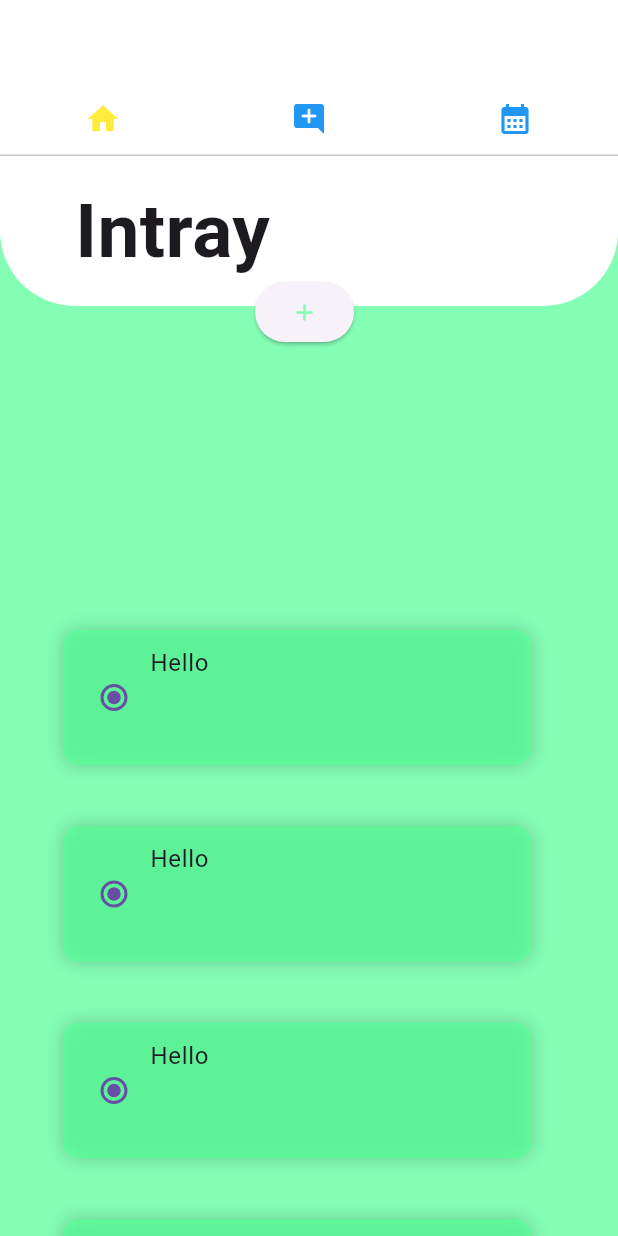
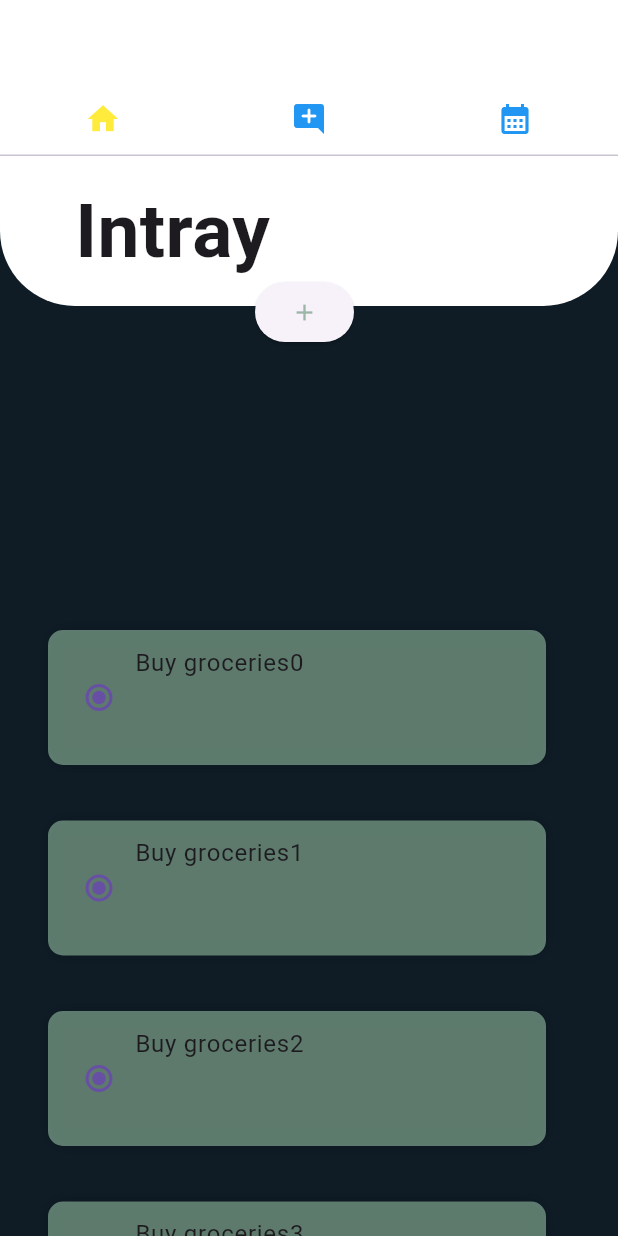
Before and after one commit to kasevaj/Tasks, a Flutter app: the screen it shows after launch, on a phone screen of 412 x 824 dp. Run offline on Flutter 3.47's test engine with Material 3 defaults, Android fonts, the light colour scheme and no system bars; Roboto replaces fonts that are missing (Avenir).

Commit message:
Adding task class and fixing task background color

```diff
--- a/lib/UI/Intray/Intray_page.dart
+++ b/lib/UI/Intray/Intray_page.dart
@@ -1,4 +1,5 @@
 import 'package:flutter/material.dart';
+import 'package:task_app/models/classes/task.dart';
 import 'package:task_app/models/global.dart';
 import 'package:task_app/models/widgets/intray_task_widget.dart';
 
@@ -9,44 +10,58 @@ class IntrayPage extends StatefulWidget {
 
 class _IntrayPageState extends State<IntrayPage> {
   // Initialize the list of items
-  List<IntrayLog> logItems = [];
+  List<Task> taskList = [];
 
   @override
   void initState() {
     super.initState();
     // Populate the initial list of items
-    logItems = getList();
+    taskList = getList();
   }
 
   @override
   Widget build(BuildContext context) {
     return Container(
-      color: greenColor,
+      color: darkGrey,
       child: buildReorderableList(context), // Use the ReorderableListView
     );
   }
-
-  Widget _buildListTile(BuildContext conetxt, IntrayLog item) {
+  Widget _buildListTile(BuildContext context, Task item) {
   return ListTile(
-      key: Key(item.keyValue),
-      title: item,
+    key: ValueKey(item.taskId), // Use ValueKey here as well
+    title: IntrayLog(
+      keyValue: item.taskId,
+      title: item.title,
+    ),
   );
 }
+ // Widget _buildListTile(BuildContext context, Task item) {
+  //  return ListTile(
+    //  key: ValueKey(item.taskId),
+      //title: IntrayLog(keyValue: item.taskId, title: item.title,
+  //    ),
+   // );
+  //}
 
   Widget buildReorderableList(BuildContext context) {
 
-    return ReorderableListView(
+    return Theme(
+      data: ThemeData(
+        canvasColor: Colors.transparent
+      ),
+      child: ReorderableListView(
         padding: const EdgeInsets.only(top: 300),
-      children: logItems.map((IntrayLog item) => _buildListTile(context, item)).toList(),
+        children: taskList.map((Task item) => _buildListTile(context, item)).toList(),
         onReorder: (int oldIndex, int newIndex) {
           setState(() {
 
             // Reorder the items in the list
-          IntrayLog item = logItems[oldIndex];
-          logItems.remove(item);
-          logItems.insert(newIndex, item);
+            Task item = taskList[oldIndex];
+            taskList.remove(item);
+            taskList.insert(newIndex, item);
           });
         },
+      ),
     );
   }
 
@@ -56,17 +71,29 @@ class _IntrayPageState extends State<IntrayPage> {
           if (oldIndex < newIndex) {
             newIndex -= 1;
           }
-          final IntrayLog item = logItems.removeAt(oldIndex);
-          logItems.insert(newIndex, item);
+          final Task item = taskList.removeAt(oldIndex);
+          taskList.insert(newIndex, item);
     });
   }
 
-  List<IntrayLog> getList() {
-    // Generate the initial list of IntrayLog items
-    List<IntrayLog> list = [];
+  List<Task> getList() {
+    // Generate the initial list of IntrayLog items TESTTESTESTESTESTESTSETSETSET
     for (int i = 0; i < 10; i++) {
-      list.add(IntrayLog(keyValue: i.toString(), title: "Hello")); // Use unique titles for clarity
+      taskList.add(Task(
+    "Buy groceries" + "$i",                        // title
+    "Buy milk, bread, and eggs",            // note
+    DateTime.now().add(Duration(days: i)),  // completeWithin (3 days from now)
+    false,                                  // completed (not completed)
+    DateTime.now().add(Duration(days: 2)),  // deadline (2 days from now)
+    [
+      DateTime.now().add(Duration(days: 1)),    // reminder (1 day from now)
+      DateTime.now().add(Duration(hours: 36)),  // reminder (1.5 days from now)
+    ],
+    "daily",                               // repeats (e.g., "daily")
+    "task" + "$i",                               // taskId
+    []                                     // tasks (no sub-tasks)
+  )); // Use unique titles for clarity
     }
-    return list;
+    return taskList;
   }
 }
--- a/lib/main.dart
+++ b/lib/main.dart
@@ -44,6 +44,7 @@ class _MyHomePageState extends State<MyHomePage> {
   // Hide the status bar
   SystemChrome.setEnabledSystemUIMode(SystemUiMode.manual, overlays: []);
 }
+  @override
   Widget build(BuildContext context) {
     return DefaultTabController(
       length: 3,
--- /dev/null
+++ b/lib/models/classes/task.dart
@@ -0,0 +1,16 @@
+
+class Task {
+  List<Task> tasks;
+  String note;
+  DateTime completeWithin;
+  bool completed;
+  String repeats;
+  DateTime deadline;
+  List<DateTime> reminders;
+  String taskId;
+  String title;
+
+  Task(this.title, this.note, this.completeWithin,
+  this.completed, this.deadline, this.reminders, this.repeats, this.taskId, this.tasks);
+
+}
--- a/lib/models/global.dart
+++ b/lib/models/global.dart
@@ -1,7 +1,7 @@
 import 'package:flutter/material.dart';
 
 Color darkGrey = Color.fromARGB(255, 15, 28, 38);
-Color greenColor = const Color.fromARGB(188, 89, 255, 155);
+Color greenColor = const Color.fromARGB(187, 122, 159, 137);
 
 TextStyle tekstiTyyli1 = TextStyle(
   fontFamily: 'Avenir',
--- a/lib/models/widgets/intray_task_widget.dart
+++ b/lib/models/widgets/intray_task_widget.dart
@@ -9,9 +9,9 @@ class IntrayLog extends StatelessWidget {
   @override
   Widget build(BuildContext context) {
     return ListTile(
-      key: Key(keyValue),
+      key: ValueKey(keyValue),
       title: Container(
-      margin: EdgeInsets.only(bottom: 9, left: 10, right: 10),
+      margin: EdgeInsets.only(bottom: 5),
       padding: EdgeInsets.all(10),
       height: 90,
       decoration: BoxDecoration(
```
Lines whose indentation alone changed are shown as unchanged.
